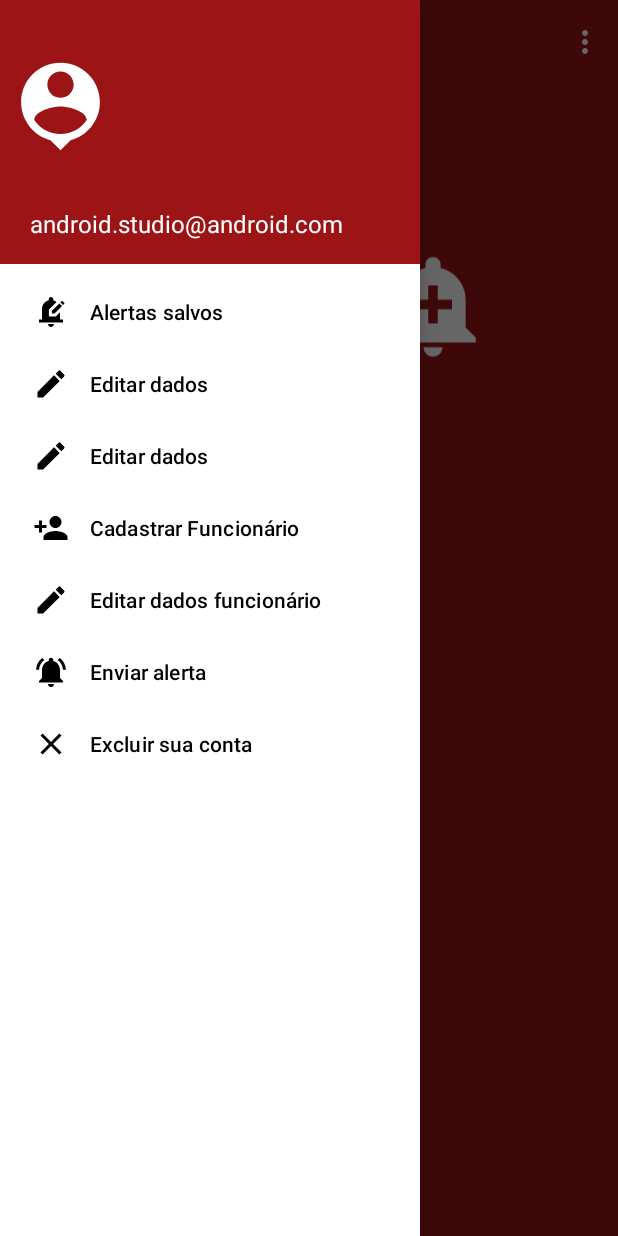
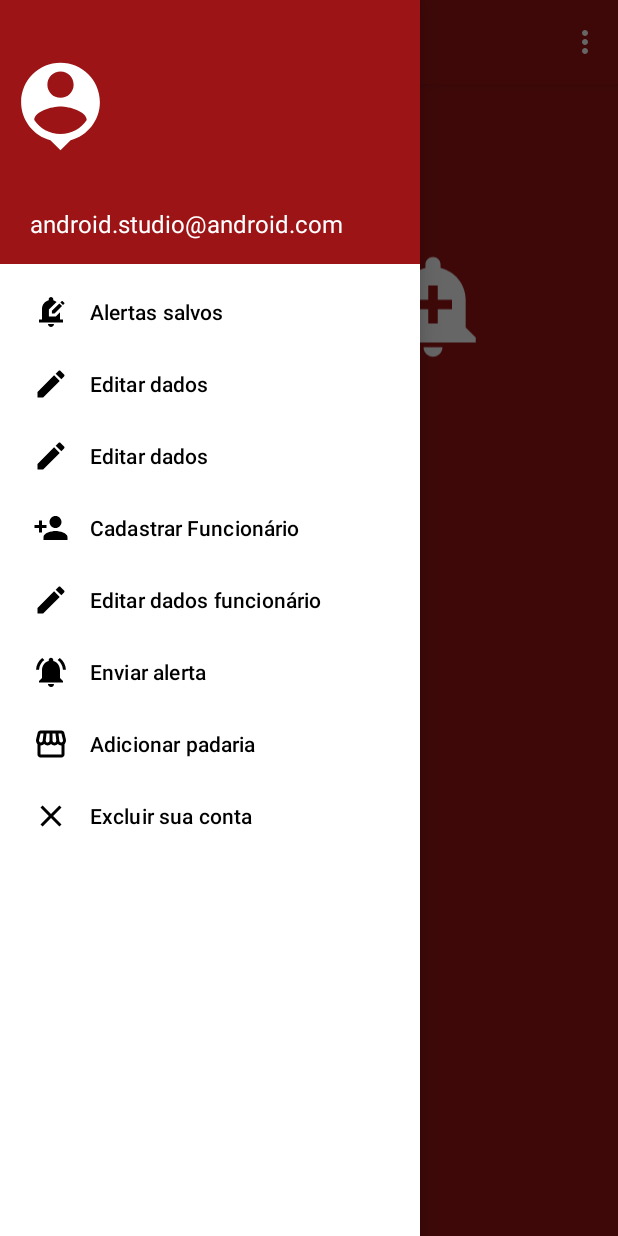
Before and after one commit to PedroHenrique59/TrabalhoPit2, an Android app: the MenuLateralActivity screen opened directly, with no data from a screen before it, with the side drawer open, on a phone screen of 412 x 824 dp. Run offline under Robolectric (Android 15) with nearby library versions, the phone set to English and light mode, and no system bars; our stand-ins replace Firebase (no records; nobody signed in at launch, a user with empty details on screens opened directly), navigation-ui; Roboto replaces fonts that are not available here.

Commit message:
adicionando opção de adicionar padaria mapa no menu lateral

```diff
--- a/app/src/main/res/menu/activity_main_drawer.xml
+++ b/app/src/main/res/menu/activity_main_drawer.xml
@@ -29,6 +29,10 @@
             android:icon="@drawable/ic_notificar_usuario_24"
             android:title="@string/enviaralerta" />
         <item
+            android:id="@+id/nav_adicionar_padaria"
+            android:icon="@drawable/ic_padaria_loja_24"
+            android:title="@string/adicionarpadaria" />
+        <item
             android:id="@+id/nav_excluir_conta"
             android:icon="@drawable/ic_excluir"
             android:title="@string/excluir" />
--- a/app/src/main/res/values/strings.xml
+++ b/app/src/main/res/values/strings.xml
@@ -45,6 +45,7 @@
     <string name="confirmarsenhadofuncionario">Confirme sua senha</string>
     <string name="escolhafuncionario">Escolha um funcionario:</string>
     <string name="enviaralerta">Enviar alerta</string>
+    <string name="adicionarpadaria">Adicionar padaria</string>
 
     <string name="title_activity_menu_lateral">MenuLateralActivity</string>
     <string name="navigation_drawer_open">Open navigation drawer</string>
```
Also changed, not shown: app/src/main/java/com/fornadagora/activity/MenuLateralActivity.java (+13 -0 lines).
